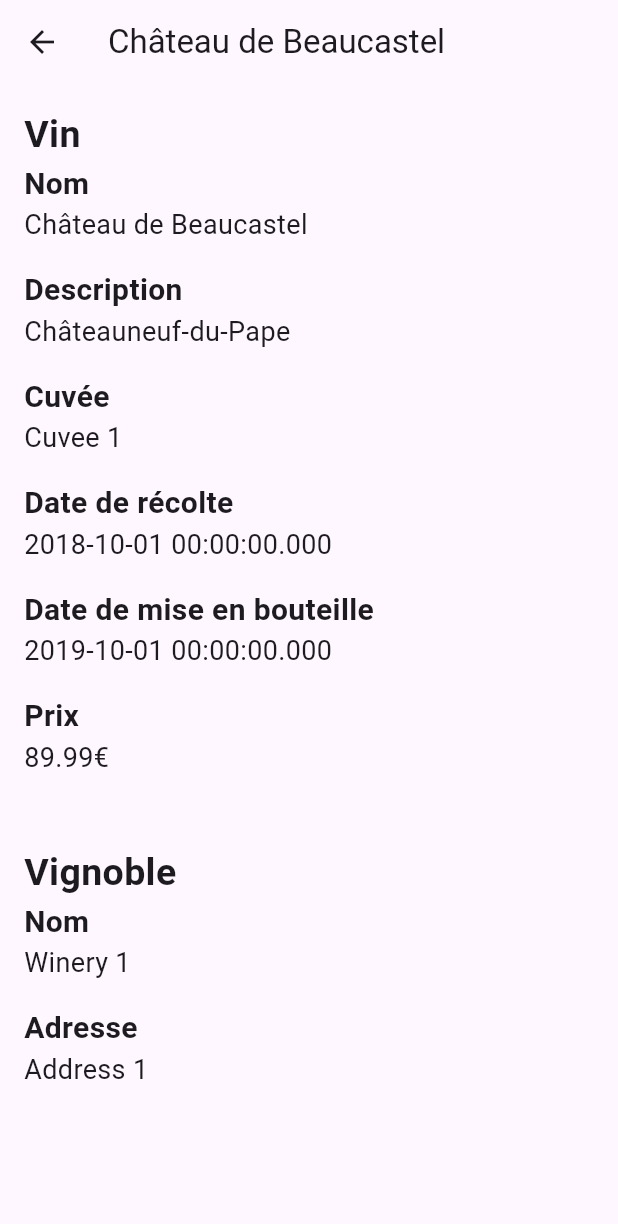
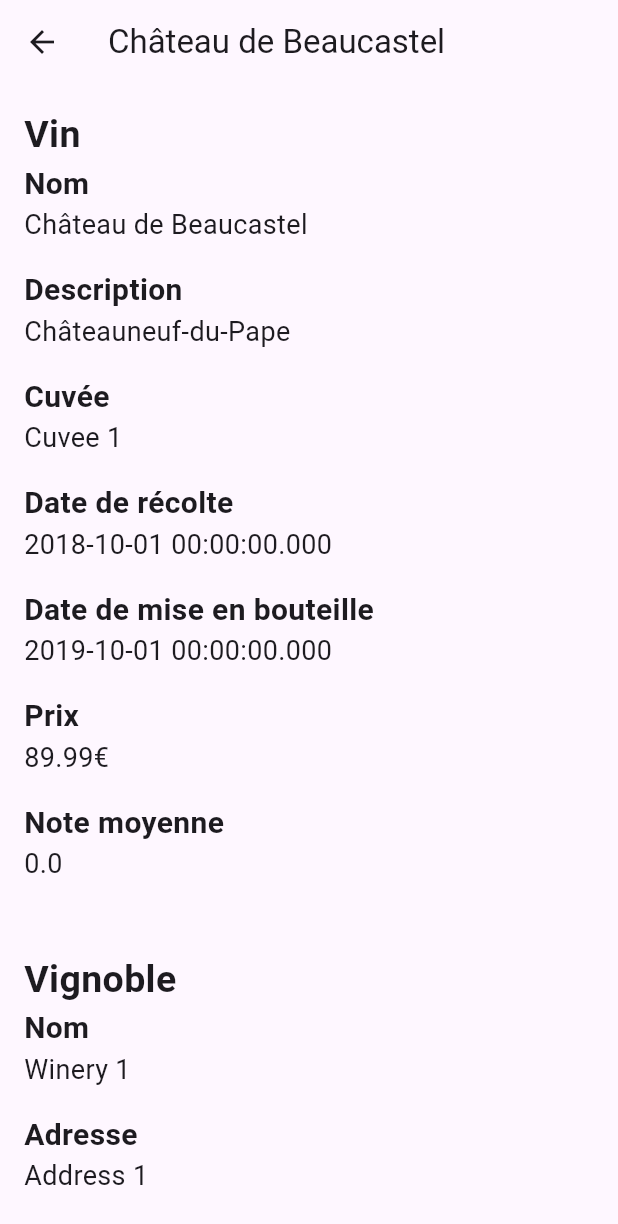
Before and after one commit to HichamGuessab/WineShazam, a Flutter app: the WineDetailsPage screen opened directly with sample values from the repository, on a phone screen of 412 x 824 dp. Shown: the top 1224 px of the screen. Run offline on Flutter 3.47's test engine with Material 3 defaults, Android fonts, the phone set to English and light mode, and no system bars; our stand-ins replace flutter_dotenv, google_nav_bar, shared_preferences; missing offline and left inert: mobile_scanner; accounts and stored records are empty.

Commit message:
Display rating on wine details page

```diff
--- a/lib/pages/search_page.dart
+++ b/lib/pages/search_page.dart
@@ -44,7 +44,7 @@ class _SearchPageState extends State<SearchPage> {
                   Navigator.push(
                     context,
                     MaterialPageRoute(
-                        builder: (context) => WineDetailsPage(wine: wine)
+                        builder: (context) => WineDetailsPage(wine: wine, averageRating: 5.0)
                     )
                   );
                 }
--- a/lib/pages/wine_details_page.dart
+++ b/lib/pages/wine_details_page.dart
@@ -4,10 +4,12 @@ import '../models/wine_model.dart';
 
 class WineDetailsPage extends StatelessWidget {
   final Wine wine;
+  final double averageRating;
 
   const WineDetailsPage({
     Key? key,
     required this.wine,
+    required this.averageRating,
   }) : super(key: key);
 
   @override
@@ -29,6 +31,7 @@ class WineDetailsPage extends StatelessWidget {
               _buildInfoSection(
                   "Date de mise en bouteille", wine.bottlingDate.toString()),
               _buildInfoSection("Prix", "${wine.price}€"),
+              _buildInfoSection("Note moyenne", "$averageRating"),
 
               const SizedBox(height: 30),
 
```
Also changed, not shown: lib/pages/barcode_page.dart (+24 -2 lines).
